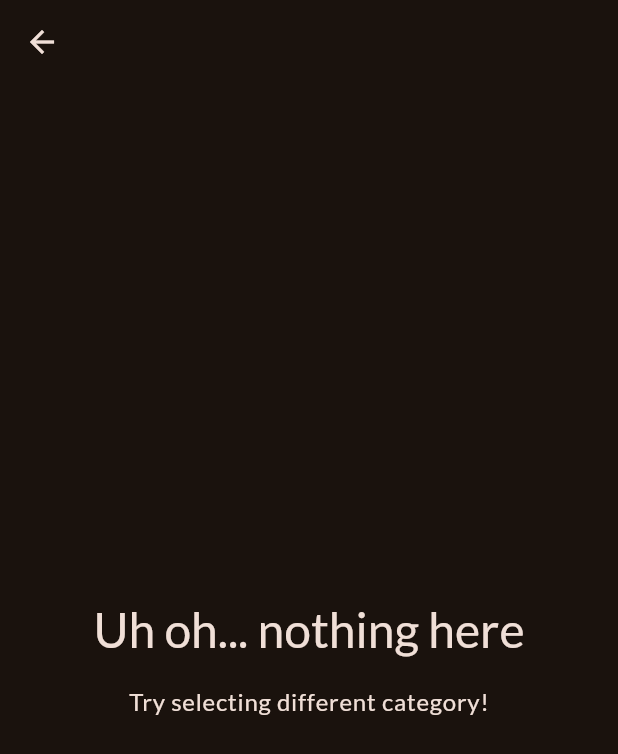
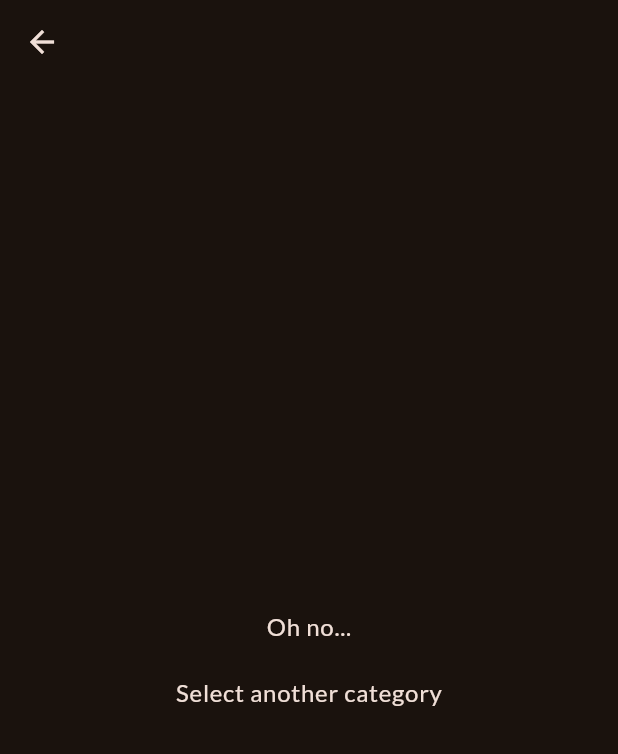
Before and after one commit to shallwebegin/menu, a Flutter app: the MealsScreen screen opened directly with empty values, on a phone screen of 412 x 824 dp. Shown: the top 754 px of the screen. Run offline on Flutter 3.47's test engine with Material 3 defaults, Android fonts, the phone set to English and light mode, and no system bars; our stand-ins replace google_fonts, transparent_image.

```diff
--- a/lib/screens/meals.dart
+++ b/lib/screens/meals.dart
@@ -4,28 +4,27 @@ import 'package:menu/models/meal.dart';
 import 'package:menu/widgets/meal_item.dart';
 
 class MealsScreen extends StatelessWidget {
-  const MealsScreen({super.key, required this.title, required this.meals});
+  const MealsScreen({super.key, required this.meal, required this.title});
+  final List<Meal> meal;
   final String title;
-  final List<Meal> meals;
-
   @override
   Widget build(BuildContext context) {
     Widget content = Center(
       child: Column(
-        mainAxisSize: MainAxisSize.min,
+        mainAxisAlignment: MainAxisAlignment.center,
         children: [
           Text(
-            'Uh oh... nothing here',
+            'Oh no...',
             style: Theme.of(context)
                 .textTheme
-                .headlineLarge!
+                .bodyLarge!
                 .copyWith(color: Theme.of(context).colorScheme.onBackground),
           ),
           const SizedBox(
-            height: 16,
+            height: 20,
           ),
           Text(
-            'Try selecting different category!',
+            'Select another category',
             style: Theme.of(context)
                 .textTheme
                 .bodyLarge!
@@ -34,10 +33,10 @@ class MealsScreen extends StatelessWidget {
         ],
       ),
     );
-    if (meals.isNotEmpty) {
+    if (meal.isNotEmpty) {
       content = ListView.builder(
-        itemCount: meals.length,
-        itemBuilder: (ctx, index) => MealItem(meal: meals[index]),
+        itemCount: meal.length,
+        itemBuilder: (context, index) => MealItem(meal: meal[index]),
       );
     }
     return Scaffold(
--- a/lib/widgets/category_grid_item.dart
+++ b/lib/widgets/category_grid_item.dart
@@ -5,8 +5,8 @@ class CategoryGridItem extends StatelessWidget {
   const CategoryGridItem(
       {super.key, required this.category, required this.onSelectCategory});
   final Category category;
+
   final void Function() onSelectCategory;
-
   @override
   Widget build(BuildContext context) {
     return InkWell(
```
Also changed, not shown: lib/screens/categories.dart (+8 -7 lines), lib/widgets/meal_item.dart (+7 -7 lines), lib/widgets/meal_item_trait.dart (deleted, +0 -20 lines).
